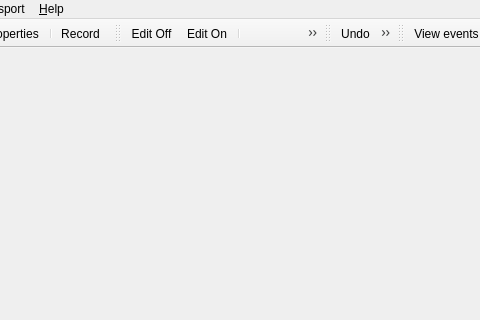
Old version of the form src/qtractorMidiEditorForm.ui in the repository rncbc/qtractor; both pictures show x 189 to 669 and y 0 to 320 of the 840 by 600 pixel window.
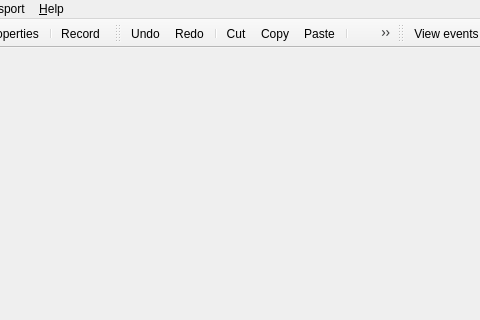
New version of the form. Icons and pictures are not drawn.

Commit message: - Edit/Select Mode tool-buttons moved into single drop-down   tool-button on the main and MIDI editor's tool-bar.

The edit to the form file:
```diff
--- a/src/qtractorMidiEditorForm.ui
+++ b/src/qtractorMidiEditorForm.ui
@@ -279,21 +279,6 @@
    <addaction name="separator"/>
    <addaction name="fileRecordExAction"/>
   </widget>
-  <widget class="QToolBar" name="editModeToolbar">
-   <property name="orientation">
-    <enum>Qt::Horizontal</enum>
-   </property>
-   <attribute name="toolBarArea">
-    <enum>TopToolBarArea</enum>
-   </attribute>
-   <attribute name="toolBarBreak">
-    <bool>false</bool>
-   </attribute>
-   <addaction name="editModeOffAction"/>
-   <addaction name="editModeOnAction"/>
-   <addaction name="separator"/>
-   <addaction name="editModeDrawAction"/>
-  </widget>
   <widget class="QToolBar" name="editToolbar">
    <property name="orientation">
     <enum>Qt::Horizontal</enum>
```
The commit also changes 10 other files.
